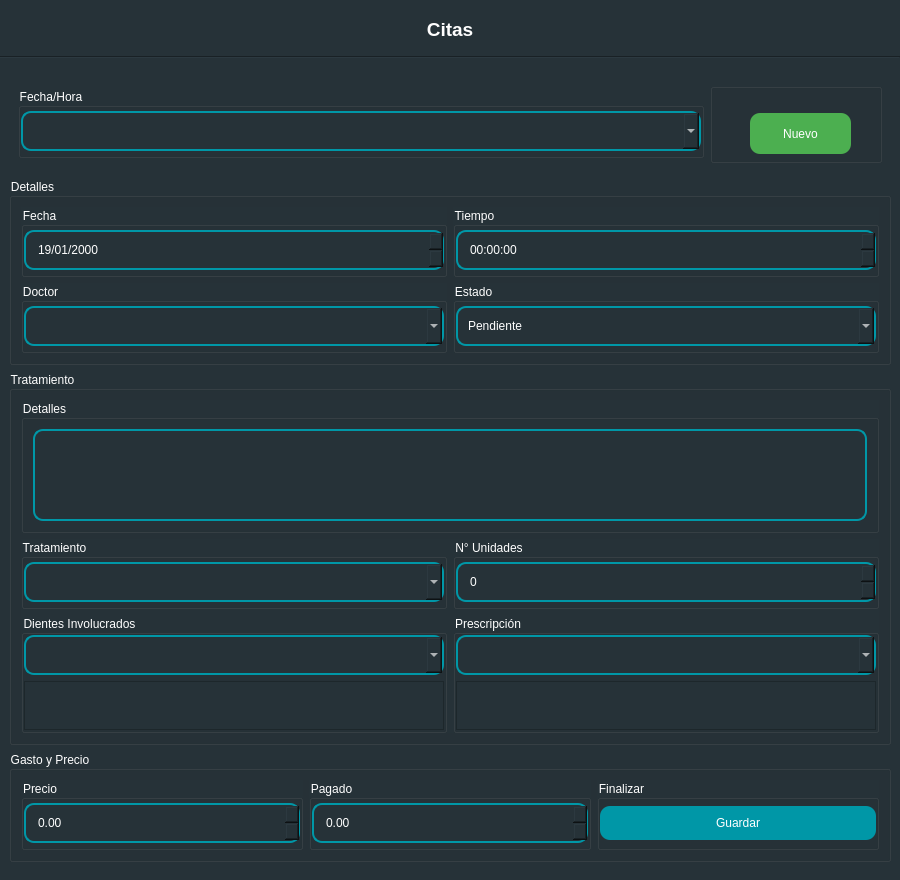
This is ui/paciente_cita_dialog.ui in hm2206/strong_teeth as Qt 5 draws it before an edit. The edited form follows.
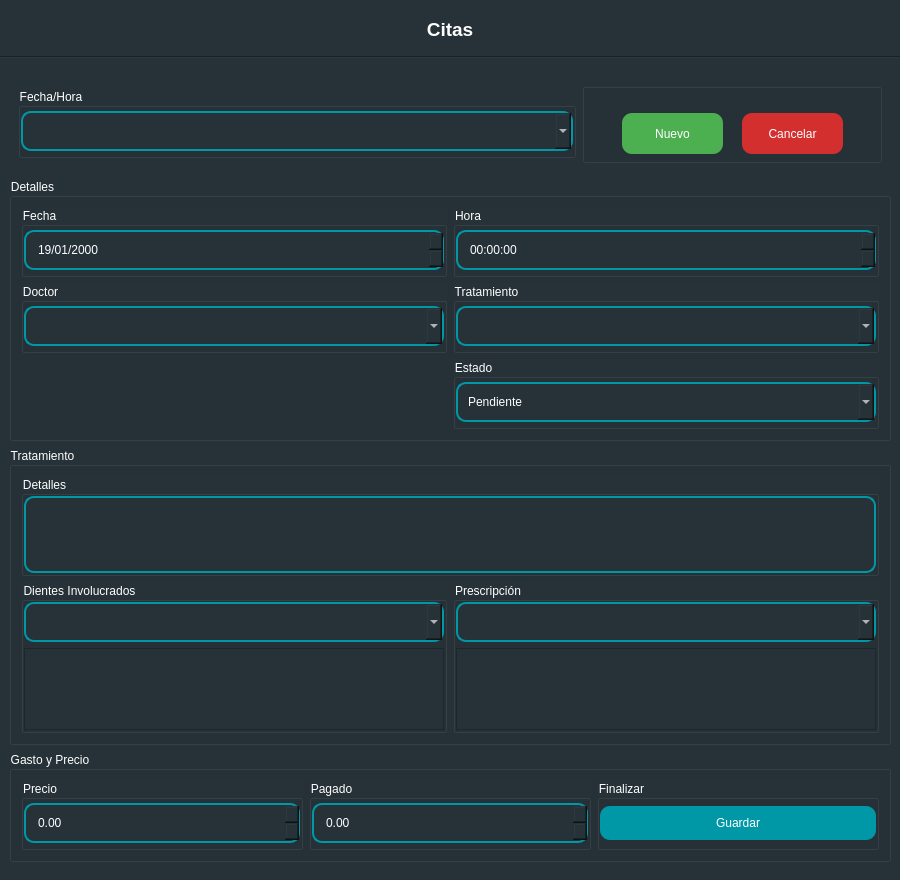
This is the edited form.

Patch:
```diff
--- a/ui/paciente_cita_dialog.ui
+++ b/ui/paciente_cita_dialog.ui
@@ -139,6 +139,19 @@
     border-color: #0097a7;
 	border-radius: 10px;
 	padding: 10px;
+}
+
+QComboBox:disabled {
+    color:  white;
+    border-style:  solid;
+    border-width: 1.5px;
+    border-color: gray;
+	border-radius: 10px;
+	padding: 10px;
+}
+
+QPushButton:disabled {
+    background-color: gray;
 }</string>
      </property>
      <layout class="QVBoxLayout" name="verticalLayout" stretch="0,0,9">
@@ -216,6 +229,9 @@
            <layout class="QGridLayout" name="gridLayout_4" columnstretch="8,2">
             <item row="0" column="0">
              <widget class="QGroupBox" name="groupBox_16">
+              <property name="enabled">
+               <bool>true</bool>
+              </property>
               <property name="minimumSize">
                <size>
                 <width>0</width>
@@ -248,16 +264,23 @@
                 <number>0</number>
                </property>
                <item>
-                <widget class="QComboBox" name="comboBox"/>
+                <widget class="QComboBox" name="cmb_info_cita">
+                 <property name="enabled">
+                  <bool>true</bool>
+                 </property>
+                </widget>
                </item>
               </layout>
              </widget>
             </item>
             <item row="0" column="1">
              <widget class="QGroupBox" name="groupBox_17">
+              <property name="enabled">
+               <bool>true</bool>
+              </property>
               <property name="minimumSize">
                <size>
-                <width>0</width>
+                <width>300</width>
                 <height>80</height>
                </size>
               </property>
@@ -267,10 +290,16 @@
                 <height>80</height>
                </size>
               </property>
+              <property name="styleSheet">
+               <string notr="true"/>
+              </property>
               <property name="title">
                <string/>
               </property>
-              <widget class="QPushButton" name="pushButton">
+              <property name="flat">
+               <bool>true</bool>
+              </property>
+              <widget class="QPushButton" name="btn_nuevo">
                <property name="geometry">
                 <rect>
                  <x>40</x>
@@ -280,12 +309,43 @@
                 </rect>
                </property>
                <property name="styleSheet">
-                <string notr="true">background-color: #4caf50;</string>
+                <string notr="true">QPushButton {
+	background-color: #4caf50;
+}
+
+QPushButton:disabled {
+	background-color: gray;
+}</string>
                </property>
                <property name="text">
                 <string>Nuevo</string>
                </property>
               </widget>
+              <widget class="QPushButton" name="btn_cancelar">
+               <property name="geometry">
+                <rect>
+                 <x>160</x>
+                 <y>30</y>
+                 <width>101</width>
+                 <height>41</height>
+                </rect>
+               </property>
+               <property name="cursor">
+                <cursorShape>PointingHandCursor</cursorShape>
+               </property>
+               <property name="styleSheet">
+                <string notr="true">QPushButton {
+	background-color: #d32f2f;
+}
+
+QPushButton:disabled {
+	background-color: gray;
+}</string>
+               </property>
+               <property name="text">
+                <string>Cancelar</string>
+               </property>
+              </widget>
              </widget>
             </item>
            </layout>
@@ -297,6 +357,84 @@
             <string>Detalles</string>
            </property>
            <layout class="QGridLayout" name="gridLayout">
+            <item row="0" column="1">
+             <widget class="QGroupBox" name="groupBox_5">
+              <property name="minimumSize">
+               <size>
+                <width>0</width>
+                <height>70</height>
+               </size>
+              </property>
+              <property name="maximumSize">
+               <size>
+                <width>16777215</width>
+                <height>70</height>
+               </size>
+              </property>
+              <property name="title">
+               <string>Hora</string>
+              </property>
+              <layout class="QVBoxLayout" name="verticalLayout_7">
+               <property name="spacing">
+                <number>0</number>
+               </property>
+               <property name="leftMargin">
+                <number>0</number>
+               </property>
+               <property name="topMargin">
+                <number>0</number>
+               </property>
+               <property name="rightMargin">
+                <number>0</number>
+               </property>
+               <property name="bottomMargin">
+                <number>0</number>
+               </property>
+               <item>
+                <widget class="QTimeEdit" name="time_hora"/>
+               </item>
+              </layout>
+             </widget>
+            </item>
+            <item row="1" column="0">
+             <widget class="QGroupBox" name="groupBox_6">
+              <property name="minimumSize">
+               <size>
+                <width>0</width>
+                <height>70</height>
+               </size>
+              </property>
+              <property name="maximumSize">
+               <size>
+                <width>16777215</width>
+                <height>70</height>
+               </size>
+              </property>
+              <property name="title">
+               <string>Doctor</string>
+              </property>
+              <layout class="QVBoxLayout" name="verticalLayout_8">
+               <property name="spacing">
+                <number>0</number>
+               </property>
+               <property name="leftMargin">
+                <number>0</number>
+               </property>
+               <property name="topMargin">
+                <number>0</number>
+               </property>
+               <property name="rightMargin">
+                <number>0</number>
+               </property>
+               <property name="bottomMargin">
+                <number>0</number>
+               </property>
+               <item>
+                <widget class="QComboBox" name="cmb_doctor"/>
+               </item>
+              </layout>
+             </widget>
+            </item>
             <item row="0" column="0">
              <widget class="QGroupBox" name="groupBox_4">
               <property name="minimumSize">
@@ -353,85 +491,7 @@
               </layout>
              </widget>
             </item>
-            <item row="0" column="1">
-             <widget class="QGroupBox" name="groupBox_5">
-              <property name="minimumSize">
-               <size>
-                <width>0</width>
-                <height>70</height>
-               </size>
-              </property>
-              <property name="maximumSize">
-               <size>
-                <width>16777215</width>
-                <height>70</height>
-               </size>
-              </property>
-              <property name="title">
-               <string>Tiempo</string>
-              </property>
-              <layout class="QVBoxLayout" name="verticalLayout_7">
-               <property name="spacing">
-                <number>0</number>
-               </property>
-               <property name="leftMargin">
-                <number>0</number>
-               </property>
-               <property name="topMargin">
-                <number>0</number>
-               </property>
-               <property name="rightMargin">
-                <number>0</number>
-               </property>
-               <property name="bottomMargin">
-                <number>0</number>
-               </property>
-               <item>
-                <widget class="QTimeEdit" name="time_hora"/>
-               </item>
-              </layout>
-             </widget>
-            </item>
-            <item row="1" column="0">
-             <widget class="QGroupBox" name="groupBox_6">
-              <property name="minimumSize">
-               <size>
-                <width>0</width>
-                <height>70</height>
-               </size>
-              </property>
-              <property name="maximumSize">
-               <size>
-                <width>16777215</width>
-                <height>70</height>
-               </size>
-              </property>
-              <property name="title">
-               <string>Doctor</string>
-              </property>
-              <layout class="QVBoxLayout" name="verticalLayout_8">
-               <property name="spacing">
-                <number>0</number>
-               </property>
-               <property name="leftMargin">
-                <number>0</number>
-               </property>
-               <property name="topMargin">
-                <number>0</number>
-               </property>
-               <property name="rightMargin">
-                <number>0</number>
-               </property>
-               <property name="bottomMargin">
-                <number>0</number>
-               </property>
-               <item>
-                <widget class="QComboBox" name="cmb_doctor"/>
-               </item>
-              </layout>
-             </widget>
-            </item>
-            <item row="1" column="1">
+            <item row="2" column="1">
              <widget class="QGroupBox" name="groupBox_7">
               <property name="minimumSize">
                <size>
@@ -486,6 +546,45 @@
               </layout>
              </widget>
             </item>
+            <item row="1" column="1">
+             <widget class="QGroupBox" name="groupBox_9">
+              <property name="minimumSize">
+               <size>
+                <width>0</width>
+                <height>70</height>
+               </size>
+              </property>
+              <property name="maximumSize">
+               <size>
+                <width>16777215</width>
+                <height>70</height>
+               </size>
+              </property>
+              <property name="title">
+               <string>Tratamiento</string>
+              </property>
+              <layout class="QVBoxLayout" name="verticalLayout_12">
+               <property name="spacing">
+                <number>0</number>
+               </property>
+               <property name="leftMargin">
+                <number>0</number>
+               </property>
+               <property name="topMargin">
+                <number>0</number>
+               </property>
+               <property name="rightMargin">
+                <number>0</number>
+               </property>
+               <property name="bottomMargin">
+                <number>0</number>
+               </property>
+               <item>
+                <widget class="QComboBox" name="cmb_tratamiento"/>
+               </item>
+              </layout>
+             </widget>
+            </item>
            </layout>
           </widget>
          </item>
@@ -497,10 +596,37 @@
            <layout class="QVBoxLayout" name="verticalLayout_4" stretch="3,7">
             <item>
              <widget class="QGroupBox" name="groupBox_8">
+              <property name="minimumSize">
+               <size>
+                <width>0</width>
+                <height>100</height>
+               </size>
+              </property>
+              <property name="maximumSize">
+               <size>
+                <width>16777215</width>
+                <height>100</height>
+               </size>
+              </property>
               <property name="title">
                <string>Detalles</string>
               </property>
               <layout class="QVBoxLayout" name="verticalLayout_10">
+               <property name="spacing">
+                <number>0</number>
+               </property>
+               <property name="leftMargin">
+                <number>0</number>
+               </property>
+               <property name="topMargin">
+                <number>0</number>
+               </property>
+               <property name="rightMargin">
+                <number>0</number>
+               </property>
+               <property name="bottomMargin">
+                <number>0</number>
+               </property>
                <item>
                 <widget class="QTextEdit" name="txt_detalles"/>
                </item>
@@ -528,27 +654,12 @@
                <property name="bottomMargin">
                 <number>0</number>
                </property>
-               <item row="0" column="1">
-                <widget class="QGroupBox" name="groupBox_10">
-                 <property name="minimumSize">
-                  <size>
-                   <width>0</width>
-                   <height>70</height>
-                  </size>
-                 </property>
-                 <property name="maximumSize">
-                  <size>
-                   <width>16777215</width>
-                   <height>70</height>
-                  </size>
-                 </property>
+               <item row="1" column="1">
+                <widget class="QGroupBox" name="groupBox_12">
                  <property name="title">
-                  <string>N° Unidades</string>
+                  <string>Prescripción</string>
                  </property>
-                 <layout class="QVBoxLayout" name="verticalLayout_11">
-                  <property name="spacing">
-                   <number>0</number>
-                  </property>
+                 <layout class="QVBoxLayout" name="verticalLayout_14">
                   <property name="leftMargin">
                    <number>0</number>
                   </property>
@@ -562,46 +673,14 @@
                    <number>0</number>
                   </property>
                   <item>
-                   <widget class="QSpinBox" name="input_unidades"/>
+                   <widget class="QComboBox" name="cmb_prescripcion"/>
                   </item>
-                 </layout>
-                </widget>
-               </item>
-               <item row="0" column="0">
-                <widget class="QGroupBox" name="groupBox_9">
-                 <property name="minimumSize">
-                  <size>
-                   <width>0</width>
-                   <height>70</height>
-                  </size>
-                 </property>
-                 <property name="maximumSize">
-                  <size>
-                   <width>16777215</width>
-                   <height>70</height>
-                  </size>
-                 </property>
-                 <property name="title">
-                  <string>Tratamiento</string>
-                 </property>
-                 <layout class="QVBoxLayout" name="verticalLayout_12">
-                  <property name="spacing">
-                   <number>0</number>
-                  </property>
-                  <property name="leftMargin">
-                   <number>0</number>
-                  </property>
-                  <property name="topMargin">
-                   <number>0</number>
-                  </property>
-                  <property name="rightMargin">
-                   <number>0</number>
-                  </property>
-                  <property name="bottomMargin">
-                   <number>0</number>
-                  </property>
                   <item>
-                   <widget class="QComboBox" name="cmb_tratamiento"/>
+                   <widget class="QListWidget" name="list_prescripcion">
+                    <property name="styleSheet">
+                     <string notr="true">color: white;</string>
+                    </property>
+                   </widget>
                   </item>
                  </layout>
                 </widget>
@@ -628,34 +707,11 @@
                    <widget class="QComboBox" name="cmb_dientes"/>
                   </item>
                   <item>
-                   <widget class="QListWidget" name="list_dients"/>
-                  </item>
-                 </layout>
-                </widget>
-               </item>
-               <item row="1" column="1">
-                <widget class="QGroupBox" name="groupBox_12">
-                 <property name="title">
-                  <string>Prescripción</string>
-                 </property>
-                 <layout class="QVBoxLayout" name="verticalLayout_14">
-                  <property name="leftMargin">
-                   <number>0</number>
-                  </property>
-                  <property name="topMargin">
-                   <number>0</number>
-                  </property>
-                  <property name="rightMargin">
-                   <number>0</number>
-                  </property>
-                  <property name="bottomMargin">
-                   <number>0</number>
-                  </property>
-                  <item>
-                   <widget class="QComboBox" name="list_prescripcion"/>
-                  </item>
-                  <item>
-                   <widget class="QListWidget" name="listWidget_2"/>
+                   <widget class="QListWidget" name="list_dientes">
+                    <property name="styleSheet">
+                     <string notr="true">color: white;</string>
+                    </property>
+                   </widget>
                   </item>
                  </layout>
                 </widget>
```
Left out of the diff: 18 changed lines with no effect on the pictures.
